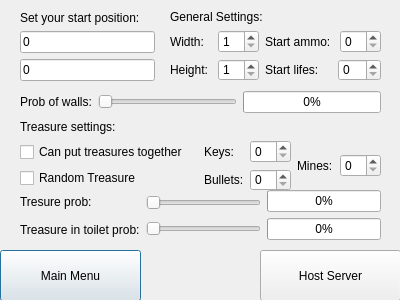
Old version of the form hostserver.ui in the repository TeftelTennis/Labyrinth.
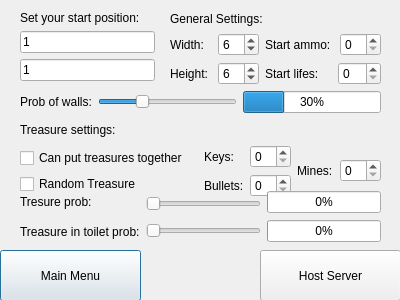
New version of the form.

Diff of the .ui file:
```diff
--- a/hostserver.ui
+++ b/hostserver.ui
@@ -39,7 +39,7 @@
     <string>Host Server</string>
    </property>
   </widget>
-  <widget class="QWidget" name="">
+  <widget class="QWidget" name="layoutWidget">
    <property name="geometry">
     <rect>
      <x>20</x>
@@ -59,26 +59,26 @@
     <item>
      <widget class="QLineEdit" name="xCoors">
       <property name="text">
-       <string>0</string>
+       <string>1</string>
       </property>
      </widget>
     </item>
     <item>
      <widget class="QLineEdit" name="yCoors">
       <property name="text">
-       <string>0</string>
+       <string>1</string>
       </property>
      </widget>
     </item>
    </layout>
   </widget>
-  <widget class="QWidget" name="">
+  <widget class="QWidget" name="layoutWidget">
    <property name="geometry">
     <rect>
      <x>170</x>
      <y>10</y>
      <width>211</width>
-     <height>71</height>
+     <height>75</height>
     </rect>
    </property>
    <layout class="QVBoxLayout" name="verticalLayout_3">
@@ -110,6 +110,9 @@
             <property name="maximum">
              <number>30</number>
             </property>
+            <property name="value">
+             <number>6</number>
+            </property>
            </widget>
           </item>
          </layout>
@@ -131,6 +134,9 @@
             <property name="maximum">
              <number>30</number>
             </property>
+            <property name="value">
+             <number>6</number>
+            </property>
            </widget>
           </item>
          </layout>
@@ -181,13 +187,13 @@
     </item>
    </layout>
   </widget>
-  <widget class="QWidget" name="">
+  <widget class="QWidget" name="layoutWidget">
    <property name="geometry">
     <rect>
      <x>20</x>
      <y>120</y>
      <width>361</width>
-     <height>71</height>
+     <height>77</height>
     </rect>
    </property>
    <layout class="QVBoxLayout" name="verticalLayout_9">
@@ -287,7 +293,7 @@
     </item>
    </layout>
   </widget>
-  <widget class="QWidget" name="">
+  <widget class="QWidget" name="layoutWidget">
    <property name="geometry">
     <rect>
      <x>20</x>
@@ -309,6 +315,9 @@
       <property name="maximum">
        <number>100</number>
       </property>
+      <property name="value">
+       <number>30</number>
+      </property>
       <property name="orientation">
        <enum>Qt::Horizontal</enum>
       </property>
@@ -317,19 +326,19 @@
     <item>
      <widget class="QProgressBar" name="progressBar">
       <property name="value">
-       <number>0</number>
+       <number>30</number>
       </property>
      </widget>
     </item>
    </layout>
   </widget>
-  <widget class="QWidget" name="">
+  <widget class="QWidget" name="layoutWidget">
    <property name="geometry">
     <rect>
      <x>20</x>
      <y>190</y>
      <width>361</width>
-     <height>51</height>
+     <height>54</height>
     </rect>
    </property>
    <layout class="QHBoxLayout" name="horizontalLayout_13">
```
Left out of the diff: 40 changed lines with no effect on the pictures.
